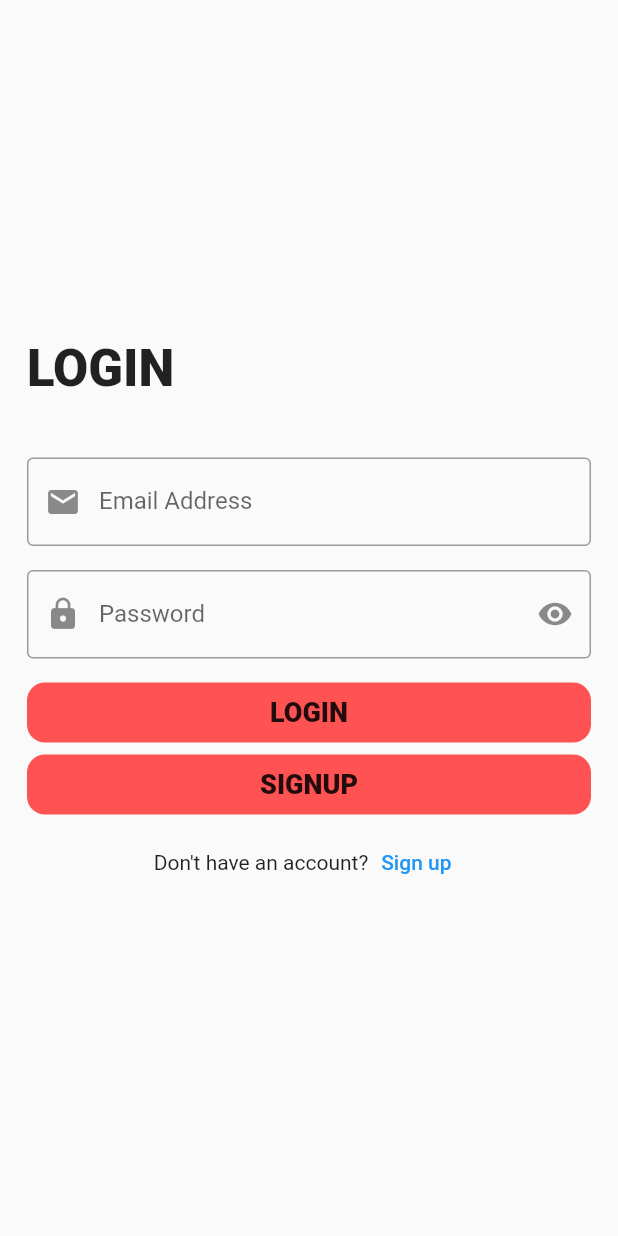
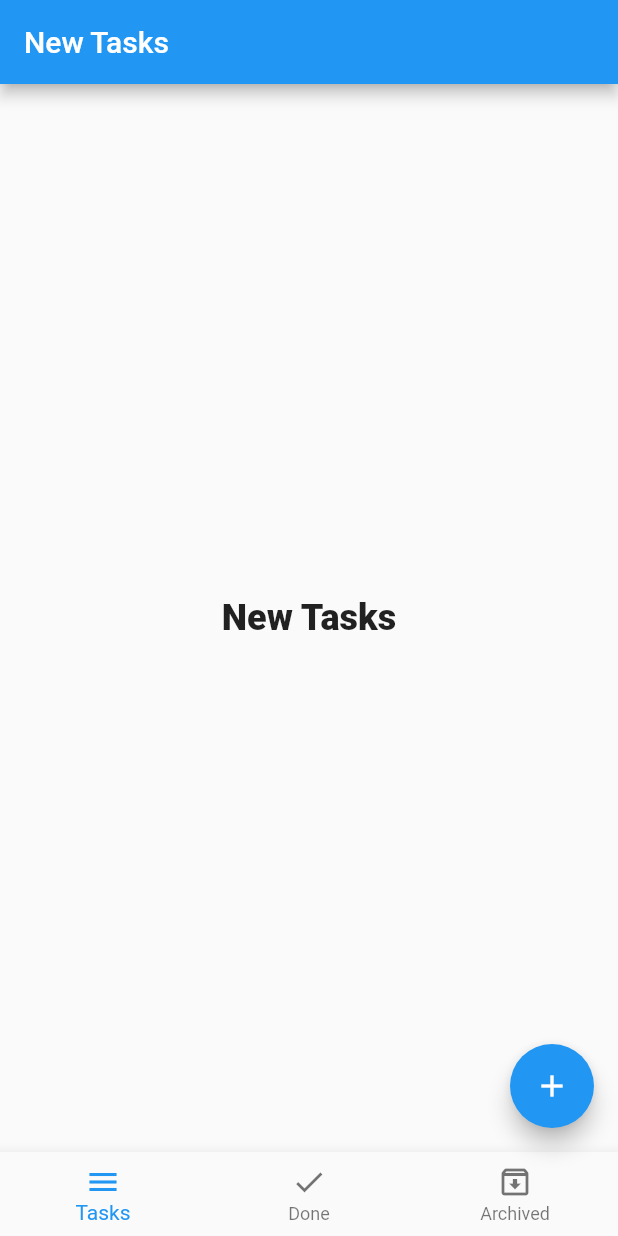
Before and after one commit to karimeltalawyy/projects, a Flutter app: the screen it shows after launch, on a phone screen of 412 x 824 dp. Run offline on Flutter 3.47's test engine with Material 2 defaults, Android fonts, the phone set to English and light mode, and no system bars.

Commit message:
Second edit

```diff
--- /dev/null
+++ b/lib/layout/home_layout.dart
@@ -0,0 +1,73 @@
+import 'package:flutter/material.dart';
+import 'package:test_one/modules/archived_tasks/archived_task.dart';
+import 'package:test_one/modules/done_tasks/done_task.dart';
+import 'package:test_one/modules/new_tasks/new_task.dart';
+
+class HomeLayout extends StatefulWidget {
+  const HomeLayout({Key? key}) : super(key: key);
+
+  @override
+  State<HomeLayout> createState() => _HomeLayoutState();
+}
+
+int currentIndex = 0;
+List<Widget> screens = const [
+  NewTaskScreen(),
+  DoneTaskScreen(),
+  ArchivedTaskScreen(),
+];
+List<String> titles = const [
+  'New Tasks',
+  'Done Tasks',
+  'Archived Tasks',
+];
+
+class _HomeLayoutState extends State<HomeLayout> {
+  @override
+  Widget build(BuildContext context) {
+    return Scaffold(
+      appBar: AppBar(
+        title: Text(titles[currentIndex]),
+      ),
+      body: screens[currentIndex],
+      floatingActionButton: FloatingActionButton(
+        onPressed: () async {
+          try {
+            var name = await getName();
+            print(name);
+            throw ('Some error');
+          } catch (error) {
+            print('erro is ${error.toString()}');
+          }
+        },
+        child: const Icon(Icons.add),
+      ),
+      bottomNavigationBar: BottomNavigationBar(
+        currentIndex: currentIndex,
+        onTap: (index) {
+          setState(() {
+            currentIndex = index;
+          });
+        },
+        items: const [
+          BottomNavigationBarItem(
+            icon: Icon(Icons.menu),
+            label: 'Tasks',
+          ),
+          BottomNavigationBarItem(
+            icon: Icon(Icons.check_outlined),
+            label: 'Done',
+          ),
+          BottomNavigationBarItem(
+            icon: Icon(Icons.archive_outlined),
+            label: 'Archived',
+          ),
+        ],
+      ),
+    );
+  }
+}
+
+Future<String> getName() async {
+  return 'Karim khaled';
+}
--- a/lib/main.dart
+++ b/lib/main.dart
@@ -1,7 +1,8 @@
 import 'package:flutter/material.dart';
-import 'package:test_one/layout/bmi/bmi_calculator.dart';
-import 'package:test_one/layout/counter/counter_screen.dart';
-import 'package:test_one/layout/login/login_screen.dart';
+import 'package:test_one/layout/home_layout.dart';
+import 'package:test_one/modules/bmi/bmi_calculator.dart';
+import 'package:test_one/modules/counter/counter_screen.dart';
+import 'package:test_one/modules/login/login_screen.dart';
 
 void main() {
   runApp(const MyApp());
@@ -12,9 +13,9 @@ class MyApp extends StatelessWidget {
 
   @override
   Widget build(BuildContext context) {
-    return MaterialApp(
+    return const MaterialApp(
       debugShowCheckedModeBanner: false,
-      home: LoginScreen(),
+      home: HomeLayout(),
     );
   }
 }
--- /dev/null
+++ b/lib/modules/new_tasks/new_task.dart
@@ -0,0 +1,18 @@
+import 'package:flutter/material.dart';
+
+class NewTaskScreen extends StatelessWidget {
+  const NewTaskScreen({Key? key}) : super(key: key);
+
+  @override
+  Widget build(BuildContext context) {
+    return const Center(
+      child: Text(
+        'New Tasks',
+        style: TextStyle(
+          fontWeight: FontWeight.w800,
+          fontSize: 24,
+        ),
+      ),
+    );
+  }
+}
```
Also changed, not shown: lib/modules/archived_tasks/archived_task.dart (added, +18 -0 lines), lib/modules/done_tasks/done_task.dart (added, +18 -0 lines), lib/modules/login/login_screen.dart (renamed from lib/layout/login/login_screen.dart, +22 -4 lines), lib/shared/component/components/components.dart (+16 -6 lines), lib/modules/bmi/bmi_calculator.dart (renamed from lib/layout/bmi/bmi_calculator.dart), lib/modules/counter/counter_screen.dart (renamed from lib/layout/counter/counter_screen.dart), lib/modules/home/home_screen.dart (renamed from lib/layout/home/home_screen.dart), lib/modules/messenger/messanger.dart (renamed from lib/layout/messenger/messanger.dart).
